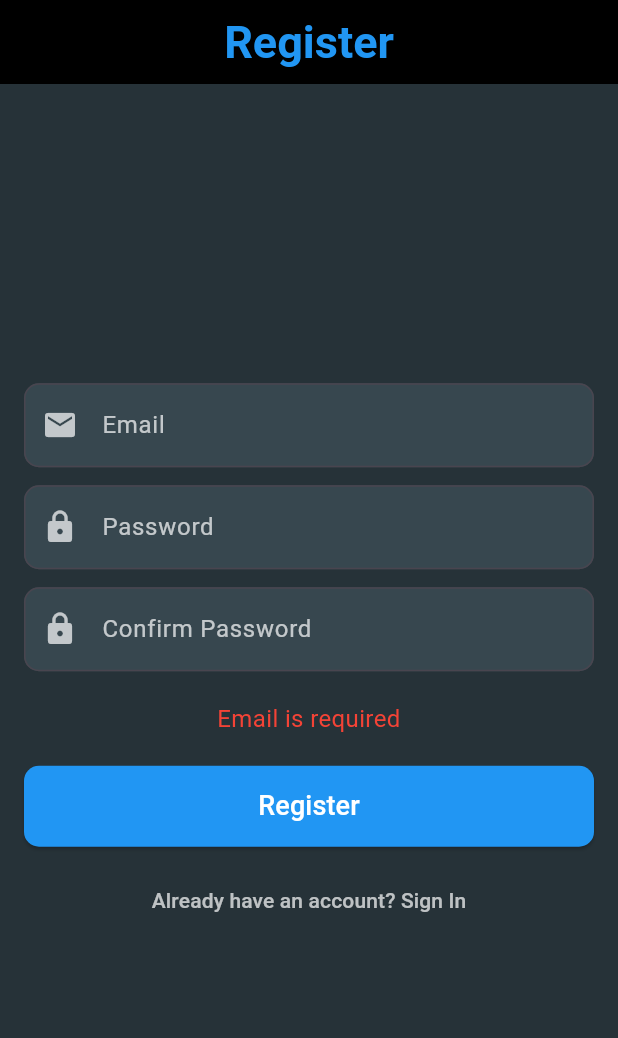
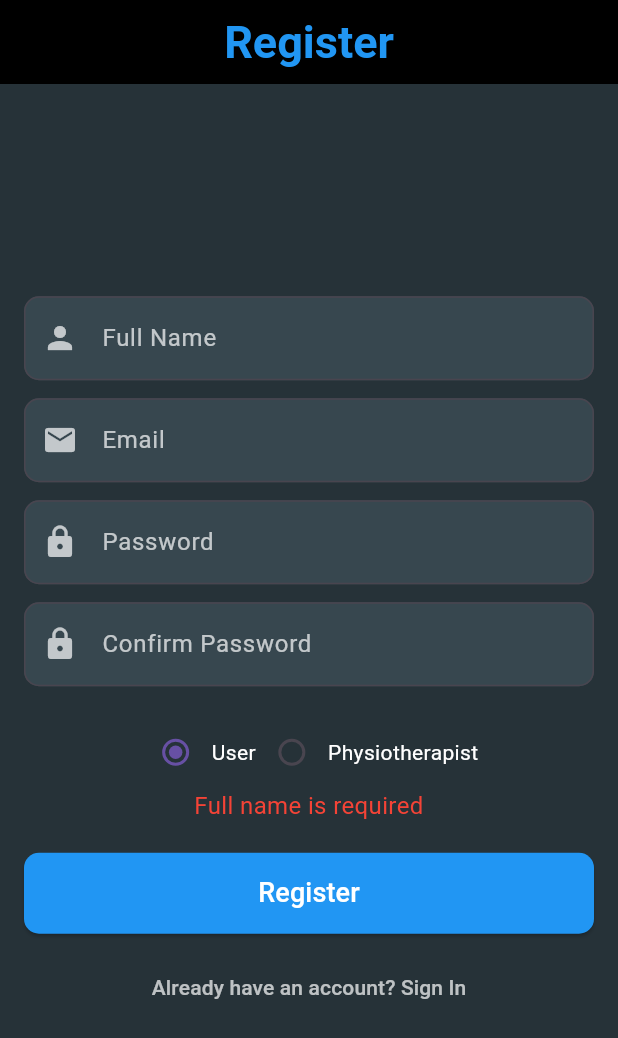
Before and after one commit to abedi21/VirRel, a Flutter app: the RegisterScreen screen opened directly, after a tap on "Register", on a phone screen of 412 x 824 dp. Shown: the top 1038 px of the screen. Run offline on Flutter 3.47's test engine with Material 3 defaults, Android fonts, the phone set to English and light mode, and no system bars; our stand-ins replace cloud_firestore, firebase_auth, firebase_core, fl_chart, geolocator, google_generative_ai; accounts and stored records are empty; network calls fail; Roboto replaces fonts that are missing (Montserrat).

Commit message:
updated the login screen and added a physio screen

```diff
--- a/lib/Services/authServices.dart
+++ b/lib/Services/authServices.dart
@@ -1,22 +1,48 @@
 import 'package:firebase_auth/firebase_auth.dart';
+import 'package:cloud_firestore/cloud_firestore.dart';
 import 'package:flutter/widgets.dart';
 
 class AuthServices {
   final FirebaseAuth _auth = FirebaseAuth.instance;
+  final FirebaseFirestore _firestore = FirebaseFirestore.instance;
 
-  // Register with Email & Password
-  Future<User?> registerWithEmail(String email, String password) async {
+  // Register with Email & Password, Full Name, and Role
+  Future<User?> registerWithEmail(
+      String email, String password, String fullName, String role,
+      {String? licenseNumber, String? specialization, String? location}) async {
     try {
+      // Create user with email and password
       UserCredential userCredential = await _auth.createUserWithEmailAndPassword(
         email: email,
         password: password,
       );
+
+      // After user is created, store their full name, role, and email in Firestore
+      Map<String, dynamic> userData = {
+        'fullName': fullName,
+        'email': email,
+        'role': role,
+      };
+
+      if (role == 'physiotherapist') {
+        userData.addAll({
+          'licenseNumber': licenseNumber,
+          'specialization': specialization,
+          'location': location,
+        });
+      }
+
+      await _firestore.collection('users').doc(userCredential.user?.uid).set(userData);
+
       return userCredential.user;
     } catch (e) {
       debugPrint("Error in register: $e");
       rethrow; // Rethrow to handle in the UI
     }
   }
+
+
+
 
   // Sign in with Email & Password
   Future<User?> signInWithEmail(String email, String password) async {
--- a/lib/screens/auth/login_screen.dart
+++ b/lib/screens/auth/login_screen.dart
@@ -1,8 +1,10 @@
+import 'package:cloud_firestore/cloud_firestore.dart';
 import 'package:firebase_auth/firebase_auth.dart';
 import 'package:flutter/material.dart';
 import 'package:myapp/Services/authServices.dart';
 import 'package:myapp/screens/auth/signup_screen.dart';
 import 'package:myapp/navigation/bottom_nav.dart';
+import 'package:myapp/screens/home/physio_screen.dart';
 
 class LoginScreen extends StatefulWidget {
   const LoginScreen({Key? key}) : super(key: key);
@@ -179,17 +181,47 @@ class _LoginScreenState extends State<LoginScreen> {
     if (snapshot.connectionState == ConnectionState.waiting) {
       return const CircularProgressIndicator();
     } else if (snapshot.hasData) {
-                  // User is signed in, navigate to bottom nav screen
+      User? user = snapshot.data;
+      if (user != null) {
+        if (user.isAnonymous) {
+          // ✅ Directly navigate anonymous users to BottomNavScreen
           WidgetsBinding.instance.addPostFrameCallback((_) {
             Navigator.pushReplacement(
               context,
               MaterialPageRoute(builder: (context) => const BottomNavScreen()),
             );
           });
+        } else {
+          // ✅ Fetch user role from Firestore for registered users
+          FirebaseFirestore.instance
+              .collection('users')
+              .doc(user.uid)
+              .get()
+              .then((DocumentSnapshot userDoc) {
+            if (userDoc.exists) {
+              String role = userDoc['role'];
+              WidgetsBinding.instance.addPostFrameCallback((_) {
+                Navigator.pushReplacement(
+                  context,
+                  MaterialPageRoute(
+                    builder: (context) => role == 'physiotherapist'
+                        ? PhysioScreen()
+                        : const BottomNavScreen(),
+                  ),
+                );
+              });
             }
-                return const SizedBox();  // No user logged in yet, stay on login screen
+          }).catchError((error) {
+            debugPrint("Error fetching user role: $error");
+          });
+        }
+      }
+    }
+    return const SizedBox(); // No user logged in yet, stay on login screen
   },
 ),
+
+
           ],
         ),
       ),
--- a/lib/screens/auth/signup_screen.dart
+++ b/lib/screens/auth/signup_screen.dart
@@ -3,6 +3,7 @@ import 'package:flutter/material.dart';
 import 'package:myapp/Services/authServices.dart';
 import 'package:myapp/navigation/bottom_nav.dart';
 import 'package:myapp/screens/auth/login_screen.dart';
+import 'package:myapp/screens/home/physio_screen.dart';
 
 class RegisterScreen extends StatefulWidget {
   const RegisterScreen({Key? key}) : super(key: key);
@@ -12,9 +13,16 @@ class RegisterScreen extends StatefulWidget {
 }
 
 class _RegisterScreenState extends State<RegisterScreen> {
+  String _selectedRole = 'user';  // Default role
+
   final TextEditingController _emailController = TextEditingController();
   final TextEditingController _passwordController = TextEditingController();
   final TextEditingController _confirmPasswordController = TextEditingController();
+  final TextEditingController _fullNameController = TextEditingController();
+  final TextEditingController _licenseNumberController = TextEditingController();
+  final TextEditingController _specializationController = TextEditingController();
+  final TextEditingController _locationController = TextEditingController();
+
   final AuthServices _authServices = AuthServices();
 
   String? _errorMessage;
@@ -22,6 +30,10 @@ class _RegisterScreenState extends State<RegisterScreen> {
 
   // Validate form inputs
   bool _validateInputs() {
+    if (_fullNameController.text.isEmpty) {
+      setState(() => _errorMessage = "Full name is required");
+      return false;
+    }
     if (_emailController.text.isEmpty) {
       setState(() => _errorMessage = "Email is required");
       return false;
@@ -42,6 +54,12 @@ class _RegisterScreenState extends State<RegisterScreen> {
       setState(() => _errorMessage = "Passwords do not match");
       return false;
     }
+    if (_selectedRole == 'physiotherapist') {
+      if (_licenseNumberController.text.isEmpty || _specializationController.text.isEmpty || _locationController.text.isEmpty) {
+        setState(() => _errorMessage = "Please fill all the physiotherapist details");
+        return false;
+      }
+    }
     return true;
   }
 
@@ -55,17 +73,41 @@ class _RegisterScreenState extends State<RegisterScreen> {
     });
 
     try {
+      // Register based on selected role
+      if (_selectedRole == 'physiotherapist') {
         await _authServices.registerWithEmail(
           _emailController.text.trim(),
           _passwordController.text,
+          _fullNameController.text.trim(),
+          _selectedRole,
+          licenseNumber: _licenseNumberController.text.trim(),
+          specialization: _specializationController.text.trim(),
+          location: _locationController.text.trim(),
         );
+      } else {
+        await _authServices.registerWithEmail(
+          _emailController.text.trim(),
+          _passwordController.text,
+          _fullNameController.text.trim(),
+          _selectedRole,
+        );
+      }
 
       // Navigate to home screen after successful registration
      if (mounted) {
-        Navigator.of(context).pushAndRemoveUntil(
-          MaterialPageRoute(builder: (context) => const BottomNavScreen()),
-          (route) => false, // Removes all previous routes from the stack
+  if (_selectedRole == 'physiotherapist') {
+    // Navigate to a specific screen for physiotherapists (you can replace 'PhysioDashboardScreen()' with your desired screen)
+    Navigator.of(context).pushReplacement(
+      MaterialPageRoute(builder: (context) => PhysioScreen()),//physioScreen
+       // Removes all previous routes from the stack
     );
+  } else {
+    // Navigate to the BottomNavScreen for other users
+    Navigator.of(context).pushReplacement(
+      MaterialPageRoute(builder: (context) =>  const BottomNavScreen()),
+      // Removes all previous routes from the stack
+    );
+  }
 }
 
     } catch (e) {
@@ -109,6 +151,13 @@ class _RegisterScreenState extends State<RegisterScreen> {
           mainAxisAlignment: MainAxisAlignment.center,
           crossAxisAlignment: CrossAxisAlignment.stretch,
           children: [
+            // Full Name Input Field
+            AuthTextField(
+              controller: _fullNameController,
+              labelText: "Full Name",
+              prefixIcon: Icons.person,
+            ),
+            const SizedBox(height: 12),
             AuthTextField(
               controller: _emailController,
               labelText: "Email",
@@ -129,6 +178,56 @@ class _RegisterScreenState extends State<RegisterScreen> {
               obscureText: true,
             ),
             const SizedBox(height: 20),
+
+            // Radio buttons for role selection
+            Row(
+              mainAxisAlignment: MainAxisAlignment.center,
+              children: [
+                Radio<String>(
+                  value: 'user',
+                  groupValue: _selectedRole,
+                  onChanged: (value) {
+                    setState(() {
+                      _selectedRole = value!;
+                    });
+                  },
+                ),
+                const Text('User', style: TextStyle(color: Colors.white)),
+                Radio<String>(
+                  value: 'physiotherapist',
+                  groupValue: _selectedRole,
+                  onChanged: (value) {
+                    setState(() {
+                      _selectedRole = value!;
+                    });
+                  },
+                ),
+                const Text('Physiotherapist', style: TextStyle(color: Colors.white)),
+              ],
+            ),
+
+            // Additional fields for Physiotherapist role
+            if (_selectedRole == 'physiotherapist') ...[
+              const SizedBox(height: 12),
+              AuthTextField(
+                controller: _licenseNumberController,
+                labelText: "License Number",
+                prefixIcon: Icons.badge,
+              ),
+              const SizedBox(height: 12),
+              AuthTextField(
+                controller: _specializationController,
+                labelText: "Specialization",
+                prefixIcon: Icons.school,
+              ),
+              const SizedBox(height: 12),
+              AuthTextField(
+                controller: _locationController,
+                labelText: "Location",
+                prefixIcon: Icons.location_on,
+              ),
+            ],
+
             if (_errorMessage != null)
               Padding(
                 padding: const EdgeInsets.only(bottom: 20),
--- a/lib/wrapper.dart
+++ b/lib/wrapper.dart
@@ -1,7 +1,9 @@
+import 'package:cloud_firestore/cloud_firestore.dart';
 import 'package:firebase_auth/firebase_auth.dart';
 import 'package:flutter/material.dart';
 import 'package:myapp/navigation/bottom_nav.dart';
 import 'package:myapp/screens/auth/login_screen.dart';
+import 'package:myapp/screens/home/physio_screen.dart';
 
 class AuthWrapper extends StatelessWidget {
   @override
@@ -11,8 +13,27 @@ class AuthWrapper extends StatelessWidget {
       builder: (context, snapshot) {
         if (snapshot.connectionState == ConnectionState.active) {
           final user = snapshot.data;
-          debugPrint('User: $user');  // Debug print to check the current user
-          return user == null ? const LoginScreen() : const BottomNavScreen();
+          if (user == null) return const LoginScreen();
+
+          // Check Firestore for the user's role
+          return FutureBuilder<DocumentSnapshot>(
+            future: FirebaseFirestore.instance.collection('users').doc(user.uid).get(),
+            builder: (context, roleSnapshot) {
+              if (roleSnapshot.connectionState == ConnectionState.waiting) {
+                return const Scaffold(body: Center(child: CircularProgressIndicator()));
+              }
+              if (roleSnapshot.hasError || !roleSnapshot.hasData || !roleSnapshot.data!.exists) {
+                return const LoginScreen(); // If user data is missing, send to login
+              }
+
+              final role = roleSnapshot.data!.get('role');
+              if (role == 'physiotherapist') {
+                return  PhysioScreen();
+              } else {
+                return const BottomNavScreen();
+              }
+            },
+          );
         }
         return const Scaffold(body: Center(child: CircularProgressIndicator()));
       },
--- a/pubspec.yaml
+++ b/pubspec.yaml
@@ -40,6 +40,7 @@ dependencies:
   firebase_core: ^3.12.1
   firebase_analytics: ^11.4.4
   firebase_auth: ^5.5.1
+  cloud_firestore: ^5.6.5
 
 dev_dependencies:
   flutter_test:
```
Also changed, not shown: lib/screens/auth/role_selection_screen.dart (deleted, +0 -13 lines), lib/screens/home/physio_screen.dart (added, +105 -0 lines), pubspec.lock, 4 other files. Lines whose indentation alone changed are shown as unchanged.
